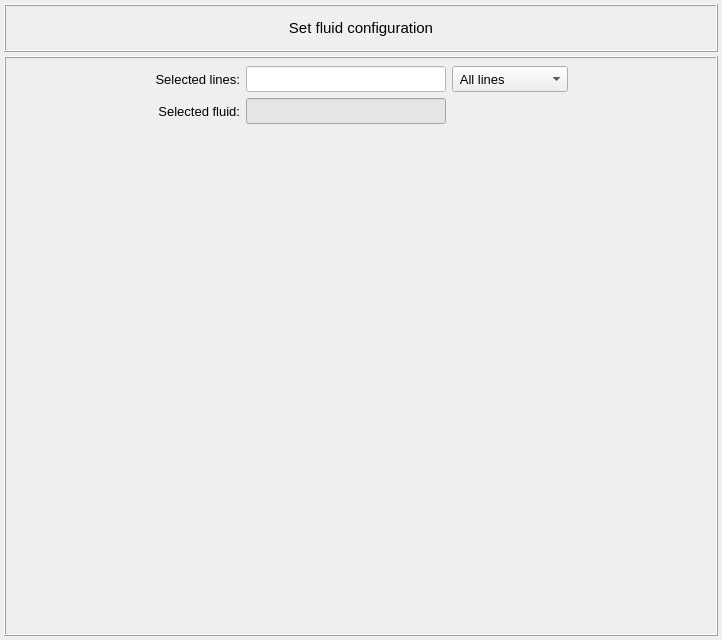
The window that pulse/interface/ui_files/model/setup/fluid/set_fluid_inputs.ui (open-pulse/OpenPulse) describes before a commit, drawn with Qt 5.
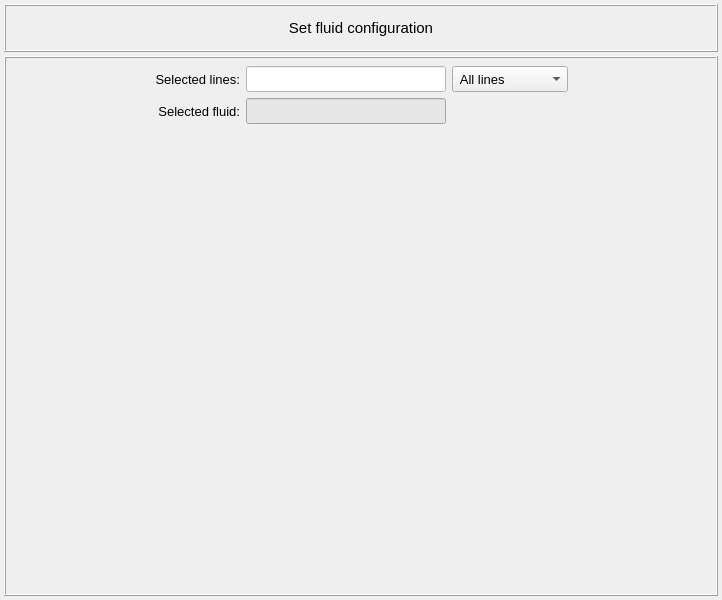
The same window after the commit.

```diff
--- a/pulse/interface/ui_files/model/setup/fluid/set_fluid_inputs.ui
+++ b/pulse/interface/ui_files/model/setup/fluid/set_fluid_inputs.ui
@@ -7,7 +7,7 @@
     <x>0</x>
     <y>0</y>
     <width>722</width>
-    <height>640</height>
+    <height>600</height>
    </rect>
   </property>
   <property name="minimumSize">
@@ -79,7 +79,7 @@
            <x>0</x>
            <y>0</y>
            <width>706</width>
-           <height>500</height>
+           <height>460</height>
           </rect>
          </property>
         </widget>
```
